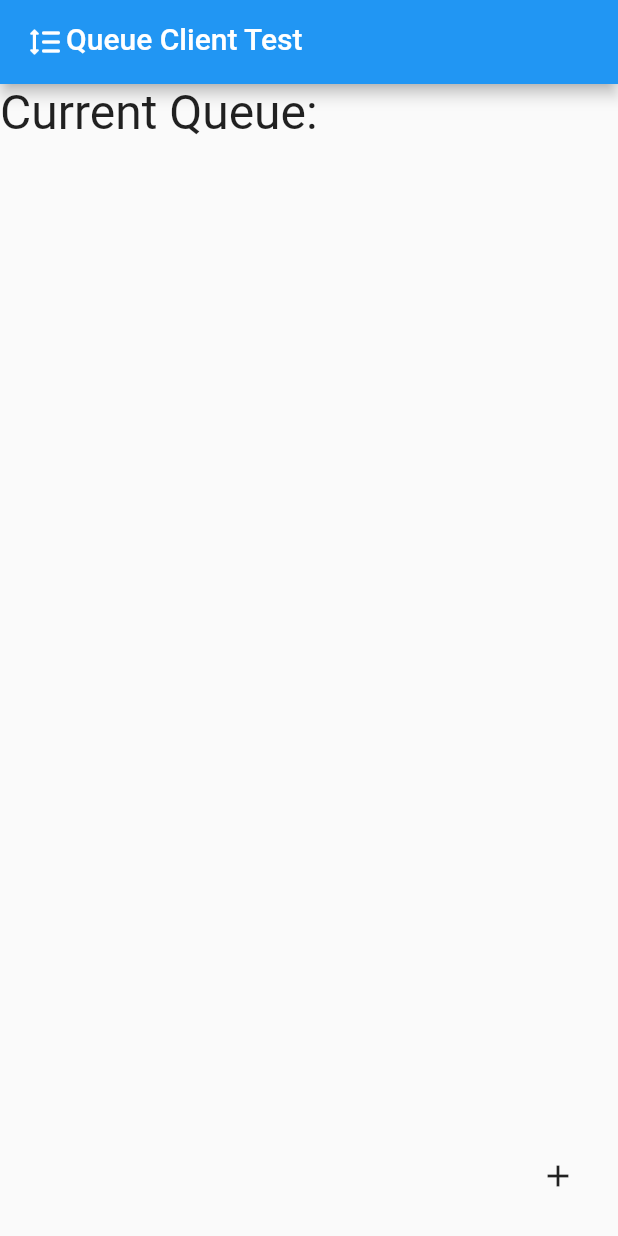
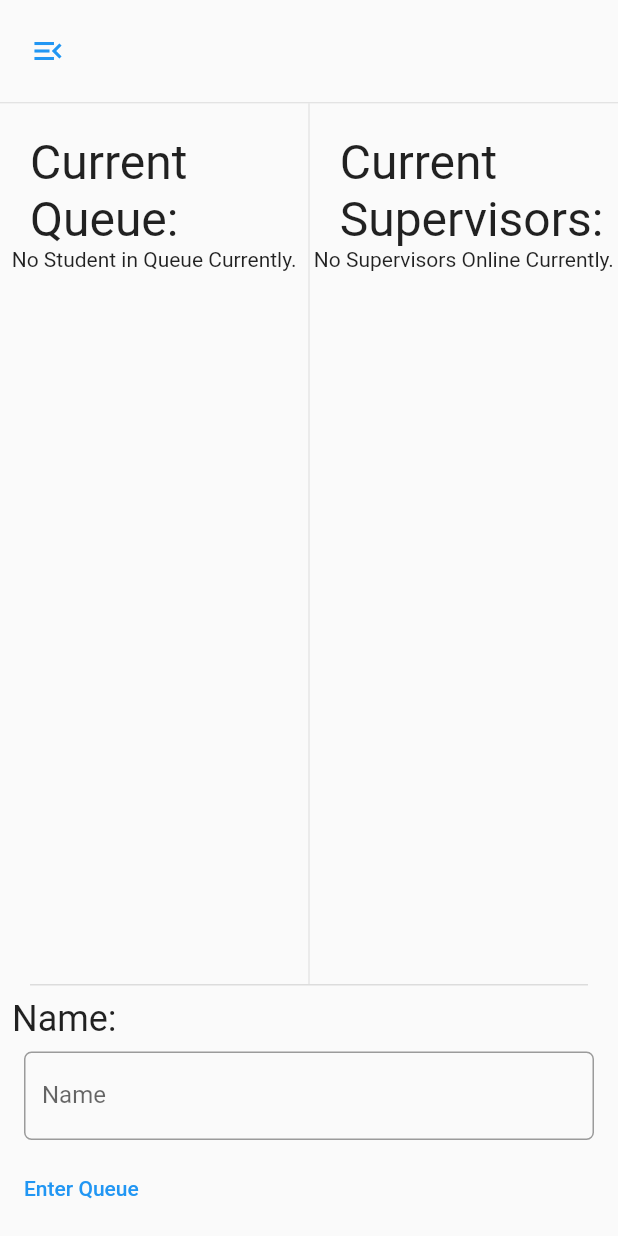
Before and after one commit to JSYRD/ds_queue_studentclient, a Flutter app: the screen it shows after launch, on a phone screen of 412 x 824 dp. Run offline on Flutter 3.47's test engine with Material 2 defaults, Android fonts, the phone set to English and light mode, and no system bars; our stand-ins replace dio; missing offline and left inert: dartzmq; statements that could not run were skipped.

Commit message:
fix&feat: reconstructed page; adding new function

```diff
--- a/lib/main.dart
+++ b/lib/main.dart
@@ -1,12 +1,8 @@
-import 'dart:async';
 import 'dart:convert';
-
-import 'package:dartzmq/dartzmq.dart';
 import 'package:ds_queue_studentclient/config.dart';
 import 'package:ds_queue_studentclient/listinfo.dart';
 import 'package:flutter/material.dart';
 import 'package:ds_queue_studentclient/utils.dart';
-import 'dart:isolate';
 
 void main() {
   runApp(const MyApp());
@@ -15,21 +11,11 @@ void main() {
 class MyApp extends StatelessWidget {
   const MyApp({Key? key}) : super(key: key);
 
-  // This widget is the root of your application.
   @override
   Widget build(BuildContext context) {
     return MaterialApp(
       title: 'Flutter Demo',
       theme: ThemeData(
-        // This is the theme of your application.
-        //
-        // Try running your application with "flutter run". You'll see the
-        // application has a blue toolbar. Then, without quitting the app, try
-        // changing the primarySwatch below to Colors.green and then invoke
-        // "hot reload" (press "r" in the console where you ran "flutter run",
-        // or simply save your changes to "hot reload" in a Flutter IDE).
-        // Notice that the counter didn't reset back to zero; the application
-        // is not restarted.
         primarySwatch: Colors.blue,
       ),
       home: const MyHomePage(
@@ -42,27 +28,17 @@ class MyApp extends StatelessWidget {
 class MyHomePage extends StatefulWidget {
   const MyHomePage({Key? key, required this.title}) : super(key: key);
 
-  // This widget is the home page of your application. It is stateful, meaning
-  // that it has a State object (defined below) that contains fields that affect
-  // how it looks.
-
   final String title;
-  // This class is the configuration for the state. It holds the values (in this
-  // case the title) provided by the parent (in this case the App widget) and
-  // used by the build method of the State. Fields in a Widget subclass are
-  // always marked "final".
 
   @override
   State<MyHomePage> createState() => _MyHomePageState();
 }
 
 class _MyHomePageState extends State<MyHomePage> {
-  final StudentContainer _studentContainer = StudentContainer();
   List<ListInfo> _queue = [];
-
-  final ZContext _context = ZContext();
-  late final ZSocket _socket;
-  late StreamSubscription _subscription;
+  List<ListInfo> _supervisors = [];
+  ZMQHelper zmqHelper = ZMQHelper();
+  final TextEditingController _nameController = TextEditingController();
 
   List<Text> wrapName2Text(List<String> names) {
     List<Text> ret = [];
@@ -72,79 +48,197 @@ class _MyHomePageState extends State<MyHomePage> {
     return ret;
   }
 
-  @override
-  void initState() {
-    _socket = _context.createSocket(SocketType.sub);
-    _socket.connect(Config.url);
-    _socket.subscribe("queue");
-    // print("test");
-    _subscription = _socket.messages.listen((event) {
+  void subscribeQueueStatus() {
+    zmqHelper.subscribe(
+      Config.url,
+      "queue",
+      (event) {
         var queue = json.decode(utf8.decode(event.last.payload));
-      setState(() {
         List<ListInfo> newqueue = [];
         for (var element in queue) {
           newqueue.add(ListInfo(
               title: element['name'], data: "ticket:${element['ticket']}"));
         }
+        setState(
+          () {
             _queue = newqueue;
-      });
-    });
+          },
+        );
+      },
+    );
+  }
+
+  void subscribeSupervisorStatus() {
+    zmqHelper.subscribe(
+      Config.url,
+      "supervisors",
+      (event) {
+        var supervisors = json.decode(utf8.decode(event.last.payload));
+        List<ListInfo> newqueue = [];
+        for (var element in supervisors) {
+          newqueue.add(ListInfo(
+              title: element['name'],
+              data:
+                  "status:${element['status']}    ${element['client'] == 'undefined' ? 'No Client.' : "Client: ${element['client']['name']} Ticket: ${element['client']['ticket']} "}"));
+        }
+        setState(
+          () {
+            _supervisors = newqueue;
+          },
+        );
+      },
+    );
+  }
+
+  @override
+  void initState() {
+    subscribeQueueStatus();
+    subscribeSupervisorStatus();
     super.initState();
   }
 
   @override
   void dispose() {
-    _socket.close();
-    _context.stop();
-    _subscription.cancel();
+    zmqHelper.dispose();
     super.dispose();
   }
 
   @override
   Widget build(BuildContext context) {
-    var appBarTitle = Row(
+    return Scaffold(
+      drawer: const Drawer(
+        child: Column(
+          children: [
+            DrawerHeader(
+              padding: EdgeInsets.all(0.0),
+              child: Center(
+                child: Text("About"),
+              ),
+            ),
+            Expanded(
+              child: Column(
                 crossAxisAlignment: CrossAxisAlignment.start,
+                mainAxisAlignment: MainAxisAlignment.end,
                 children: [
+                  Text('Designed By'),
+                  Text('RundongYang & Leon'),
+                  Padding(
+                    padding: EdgeInsets.only(bottom: 20.0),
+                    child: Text('University of Skövde'),
+                  ),
+                ],
+              ),
+            )
+          ],
+        ),
+      ),
+      body: Builder(
+        builder: (context) => Column(
+          children: [
+            Padding(
+              padding: const EdgeInsets.only(top: 10.0, bottom: 10.0),
+              child: Row(
+                children: [
+                  TextButton(
+                    onPressed: () {
+                      Scaffold.of(context).openDrawer();
+                    },
+                    child: const Icon(Icons.menu_open),
+                  )
+                ],
+              ),
+            ),
+            const Divider(
+              height: 1.0,
+            ),
+            Expanded(
+              child: Row(
+                mainAxisAlignment: MainAxisAlignment.spaceBetween,
+                children: [
+                  Expanded(
+                    child: ListView(children: [
                       const Padding(
-          padding: EdgeInsets.all(2.0),
-          child: Icon(Icons.format_line_spacing_rounded),
-        ),
-        Text(widget.title)
-      ],
-    );
-
-    // This method is rerun every time setState is called, for instance as done
-    // by the _incrementCounter method above.
-    //
-    // The Flutter framework has been optimized to make rerunning build methods
-    // fast, so that you can just rebuild anything that needs updating rather
-    // than having to individually change instances of widgets.
-    return Scaffold(
-      appBar: AppBar(
-        // Here we take the value from the MyHomePage object that was created by
-        // the App.build method, and use it to set our appbar title.
-        title: appBarTitle,
-      ),
-      // body: Column(
-      //   children: wrapName2Text(_studentContainer.getAllNames()),
-      // ),
-      body: ListView(children: [
-        const Text(
+                        padding: EdgeInsets.only(left: 20.0, top: 20.0),
+                        child: Text(
                           'Current Queue:',
                           style: TextStyle(fontSize: 32),
                         ),
+                      ),
                       Column(
-          children: _queue,
+                        children: _queue.isEmpty
+                            ? [const Text("No Student in Queue Currently.")]
+                            : _queue,
                       )
                     ]),
-      floatingActionButton: IconButton(
-        icon: const Icon(Icons.add),
+                  ),
+                  const VerticalDivider(
+                    width: 1,
+                  ),
+                  Expanded(
+                    child: ListView(
+                      children: [
+                        const Padding(
+                          padding: EdgeInsets.only(left: 20.0, top: 20.0),
+                          child: Text(
+                            'Current Supervisors:',
+                            style: TextStyle(fontSize: 32),
+                          ),
+                        ),
+                        Column(
+                          children: _supervisors.isEmpty
+                              ? [const Text("No Supervisors Online Currently.")]
+                              : _supervisors,
+                        )
+                      ],
+                    ),
+                  ),
+                ],
+              ),
+            ),
+            const Divider(
+              height: 1,
+              indent: 20,
+              endIndent: 20,
+              thickness: 1,
+            ),
+            Expanded(
+              flex: 0,
+              child: Padding(
+                padding: const EdgeInsets.all(8.0),
+                child: Column(
+                  crossAxisAlignment: CrossAxisAlignment.start,
+                  mainAxisAlignment: MainAxisAlignment.start,
+                  children: [
+                    const Text(
+                      "Name:",
+                      style: TextStyle(fontSize: 24.0),
+                    ),
+                    Padding(
+                      padding: const EdgeInsets.all(8.0),
+                      child: TextField(
+                          controller: _nameController,
+                          decoration: const InputDecoration(
+                            border: OutlineInputBorder(
+                                borderRadius:
+                                    BorderRadius.all(Radius.circular(5.0)),
+                                borderSide:
+                                    BorderSide(color: Colors.lightBlue)),
+                            labelText: 'Name',
+                            hintText: 'Enter Your Name',
+                          )),
+                    ),
+                    TextButton(
                       onPressed: () {
-          setState(() {
-            _studentContainer
-                .add(Student(name: "Rundong Yang", id: 114, number: 514));
-          });
+                        if (_nameController.text.isNotEmpty) {}
                       },
+                      child: const Text('Enter Queue'),
+                    ),
+                  ],
+                ),
+              ),
+            ),
+          ],
+        ),
       ),
     );
   }
```
Lines whose indentation alone changed are shown as unchanged.
